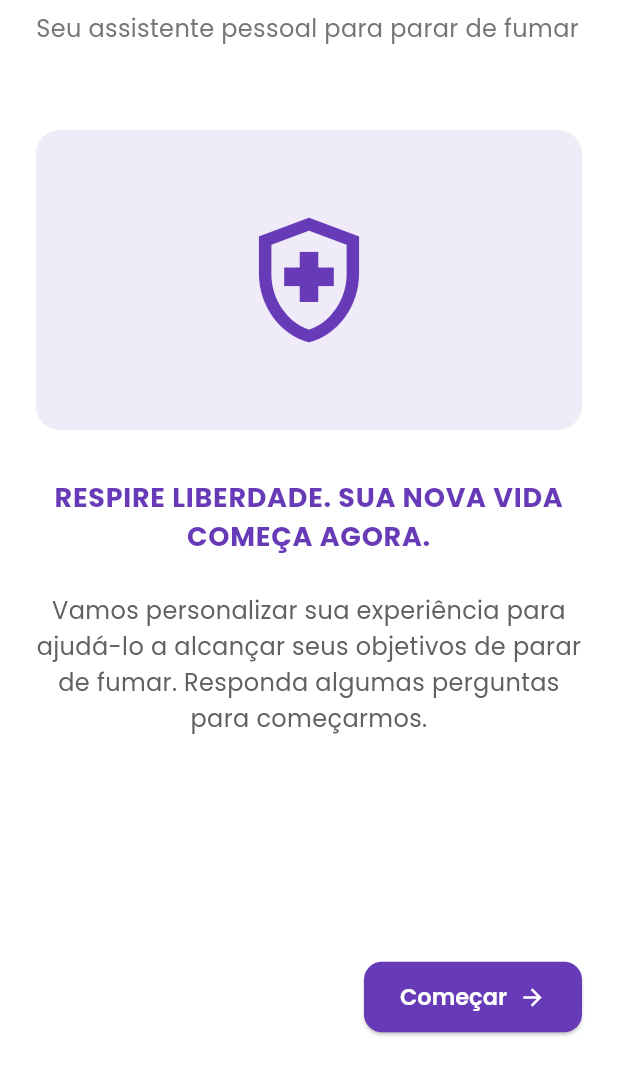
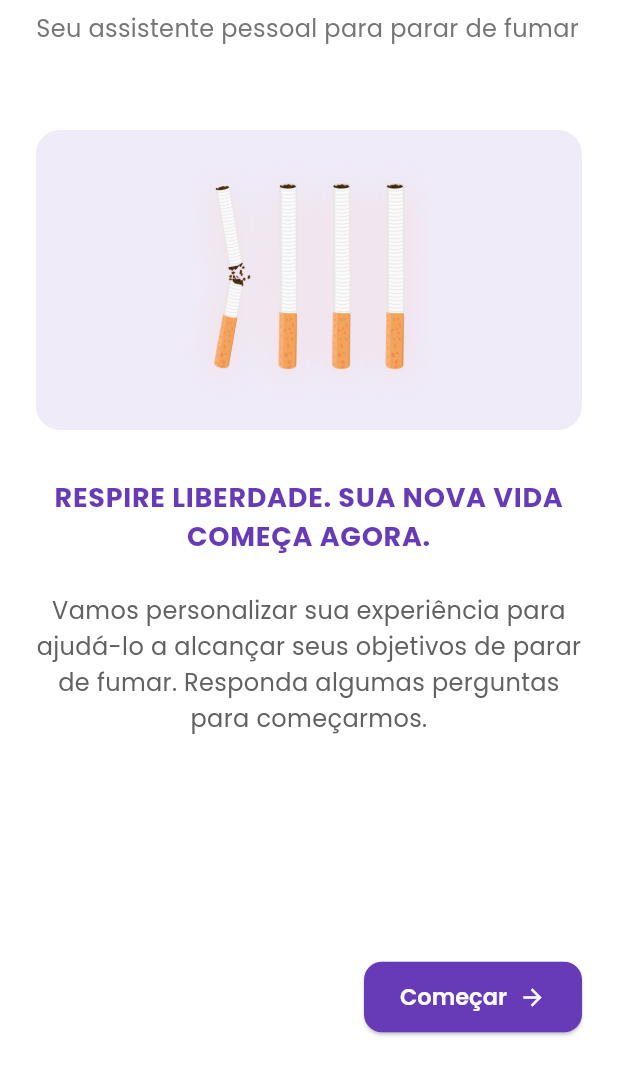
Before and after one commit to kellvembarbosa/nicotinaai_flutter, a Flutter app: the IntroductionScreen widget shown alone on an empty page, opened directly, on a phone screen of 412 x 824 dp, the part 167-1236 px from its top. Run offline on Flutter 3.47's test engine with Material 3 defaults, Android fonts, the phone set to English and light mode, and no system bars; our stand-ins replace flutter_dotenv, flutter_secure_storage, go_router, google_fonts, shared_preferences, supabase_flutter; accounts and stored records are empty.

Commit message:
chore: atualização da imagem na tela de boas-vindas
- Substituição do ícone por uma imagem ilustrativa na tela de introdução do onboarding

🤖 Generated with [Claude Code](https://claude.ai/code)

Co-Authored-By: Claude <noreply@anthropic.com>

```diff
--- a/lib/features/onboarding/screens/introduction_screen.dart
+++ b/lib/features/onboarding/screens/introduction_screen.dart
@@ -29,10 +29,11 @@ class IntroductionScreen extends StatelessWidget {
               borderRadius: BorderRadius.circular(16),
             ),
             child: const Center(
-              child: Icon(
-                Icons.health_and_safety_outlined,
-                size: 100,
-                color: Colors.deepPurple,
+              child: Image(
+                image: AssetImage('assets/images/smoke-one.png'),
+                width: 180,
+                height: 180,
+                fit: BoxFit.contain,
               ),
             ),
           ),
```
